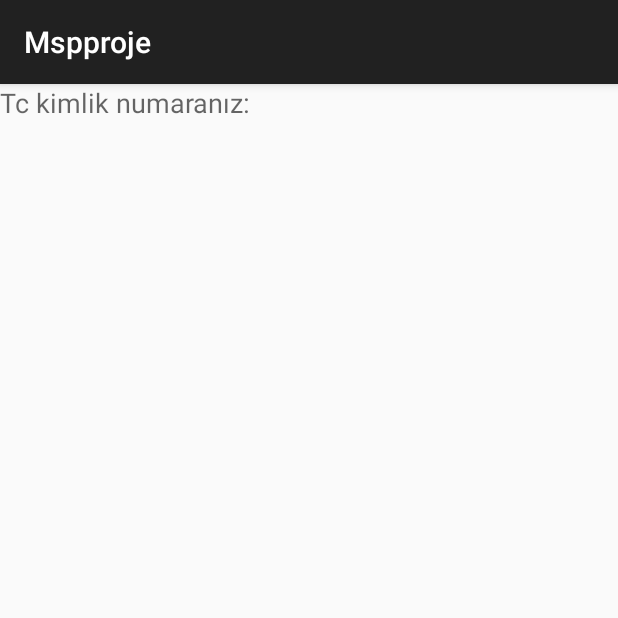
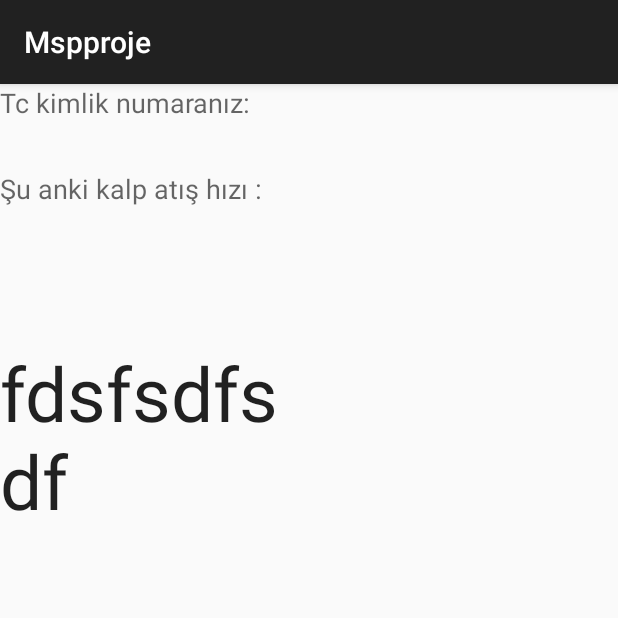
Before and after one commit to berkkarabacak/AndroidAppExample, an Android app: the screen it shows after launch (Checkactivity), after a tap on "KONTROL ET", on a phone screen of 412 x 824 dp, the top half of it. Run offline under Robolectric (Android 15) with nearby library versions, the phone set to English and light mode, and no system bars; libraries missing offline, so code that uses them is left out: com.microsoft.azure; 5 statements that could not run were skipped.

Commit message:
changed xml

```diff
--- a/app/src/main/java/com/berkkarabacak/mspproje/Azure.java
+++ b/app/src/main/java/com/berkkarabacak/mspproje/Azure.java
@@ -1,34 +1,31 @@
 package com.berkkarabacak.mspproje;
 
 import android.os.AsyncTask;
+import android.widget.EditText;
 
 import com.microsoft.azure.storage.CloudStorageAccount;
 import com.microsoft.azure.storage.blob.CloudBlob;
 import com.microsoft.azure.storage.blob.CloudBlobClient;
 import com.microsoft.azure.storage.blob.CloudBlobContainer;
 import com.microsoft.azure.storage.blob.CloudBlockBlob;
-import com.microsoft.azure.storage.blob.ListBlobItem;
-
-import java.io.File;
-import java.io.FileInputStream;
 
 
 /**
  * Created by Berk on 15-Apr-15.
  */
 public class Azure extends AsyncTask<Void, Void, Void> {
-    Integer currentheartbeat;
+    static Integer currentheartbeat;
     public static final String ConnectionString =
             "DefaultEndpointsProtocol=http;"
                     + "AccountName=mspproje;"
                     + "AccountKey=bpBHfSA4uVJVJjxaQcOCKTH7Hib/NAJslvOvnl6q65x652mUahzu6JXKPxAhyP8/w/WKp0htVS5/EVhjaGTkaA==";
+
 
     @Override
     protected Void doInBackground(Void... voids) {
 
         try
         {
-
 
             // Retrieve storage account from connection-string.
             CloudStorageAccount storageAccount = CloudStorageAccount.parse(ConnectionString);
@@ -38,26 +35,17 @@ public class Azure extends AsyncTask<Void, Void, Void> {
 
             // Retrieve reference to a previously created container.
             CloudBlobContainer container = blobClient.getContainerReference("mspproje");
-            System.out.println("1//////////////////////1");
-            System.out.println("2\\\\\\\\\\\\\\\\\\\\\\2");
-            System.out.println("3//////////////////////3");
-            System.out.println("4\\\\\\\\\\\\\\\\\\\\\\4");
-            System.out.println(container.exists());
-            System.out.println("5//////////////////////5");
-            System.out.println("6\\\\\\\\\\\\\\\\\\\\\\6");
-            System.out.println("7//////////////////////7");
-            System.out.println("8\\\\\\\\\\\\\\\\\\\\\\8");
-
-            // Define the path to a local file.
+                   // Define the path to a local file.
             final String filePath = "C:\\Users\\Berk\\Desktop\\audi.jpg";
 
             // Create or overwrite the "myimage.jpg" blob with contents from a local file.
-           CloudBlockBlob blob = container.getBlockBlobReference("245454.csv");
-            String lastelementdeleted=blob.downloadText().substring(0,blob.downloadText().length()-1);
+           CloudBlockBlob blob = container.getBlockBlobReference(MainActivity.tcnumara+".csv");
+            String lastelementdeleted=blob.downloadText().substring(0, blob.downloadText().length() - 1);
 
             currentheartbeat=Integer.parseInt(lastelementdeleted.substring(lastelementdeleted.lastIndexOf(";")+2));
-            System.out.println(currentheartbeat
-            );
+            System.out.println(currentheartbeat);
+
+          //  Checkactivity.t2.setText("jkdshfjkfhsdkjfhsdk");
 
         }
         catch (Exception e)
--- a/app/src/main/java/com/berkkarabacak/mspproje/Checkactivity.java
+++ b/app/src/main/java/com/berkkarabacak/mspproje/Checkactivity.java
@@ -19,7 +19,7 @@ import java.io.FileInputStream;
 public class Checkactivity extends ActionBarActivity {
 String tcnumara;
 
-
+   static TextView t2;
 
     @Override
     protected void onCreate(Bundle savedInstanceState) {
@@ -34,9 +34,30 @@ String tcnumara;
         TextView t=(TextView)findViewById(R.id.tcnumaraset);
         t.setText(tcnumara);
 
+
+
+
+
         new Azure().execute();
 
 
     }
 
+    @Override
+    protected void onResume() {
+        super.onResume();
+
+        setContentView(R.layout.checkheartbeat);
+        TextView t=(TextView)findViewById(R.id.tcnumaraset);
+        t.setText(tcnumara);
+        t2=(TextView)findViewById(R.id.currentheartbeat);
+        t2.setText("fdsfsdfsdf");
+
+
     }
+
+    static public TextView getTextView(){
+        return t2;
+    }
+
+    }
--- a/app/src/main/java/com/berkkarabacak/mspproje/MainActivity.java
+++ b/app/src/main/java/com/berkkarabacak/mspproje/MainActivity.java
@@ -10,12 +10,14 @@ import android.view.MenuItem;
 import android.view.View;
 import android.widget.Button;
 import android.widget.EditText;
+import android.widget.TextView;
 
 
 public class MainActivity extends ActionBarActivity {
     Button   mButton;
     EditText mEdit;
-    String tcnumara;
+    static String tcnumara;
+
 
     @Override
     protected void onCreate(Bundle savedInstanceState) {
--- a/app/src/main/res/layout/checkheartbeat.xml
+++ b/app/src/main/res/layout/checkheartbeat.xml
@@ -1,5 +1,5 @@
 <?xml version="1.0" encoding="utf-8"?>
-<LinearLayout xmlns:android="http://schemas.android.com/apk/res/android"
+<RelativeLayout xmlns:android="http://schemas.android.com/apk/res/android"
     android:layout_width="match_parent" android:layout_height="match_parent">
 
     <TextView
@@ -8,11 +8,43 @@
         android:textAppearance="?android:attr/textAppearanceMedium"
         android:text="Tc kimlik numaranız:     "
         android:id="@+id/tcnumara"
-        android:layout_gravity="center_horizontal" />
+        android:layout_gravity="center_horizontal"
+        android:layout_alignParentTop="true"
+        android:layout_alignParentLeft="true"
+        android:layout_alignParentStart="true" />
 
     <TextView
         android:layout_width="wrap_content"
         android:layout_height="wrap_content"
         android:textAppearance="?android:attr/textAppearanceLarge"
-        android:id="@+id/tcnumaraset" />
-</LinearLayout>
+        android:id="@+id/tcnumaraset"
+        android:layout_alignParentTop="true"
+        android:layout_toRightOf="@+id/tcnumara"
+        android:layout_marginLeft="42dp"
+        android:layout_marginStart="42dp" />
+
+    <TextView
+        android:layout_width="wrap_content"
+        android:layout_height="wrap_content"
+        android:textAppearance="?android:attr/textAppearanceMedium"
+        android:text="Şu anki kalp atış hızı :"
+        android:id="@+id/textView2"
+        android:layout_below="@+id/tcnumaraset"
+        android:layout_alignParentLeft="true"
+        android:layout_alignParentStart="true"
+        android:layout_marginTop="28dp" />
+
+    <TextView
+        android:layout_width="wrap_content"
+        android:layout_height="wrap_content"
+        android:textAppearance="?android:attr/textAppearanceLarge"
+        android:id="@+id/currentheartbeat"
+        android:layout_below="@+id/textView2"
+        android:layout_alignParentLeft="true"
+        android:layout_alignParentStart="true"
+        android:layout_marginTop="90dp"
+        android:textSize="50sp"
+        android:layout_toStartOf="@+id/tcnumaraset"
+         />
+
+</RelativeLayout>
```
